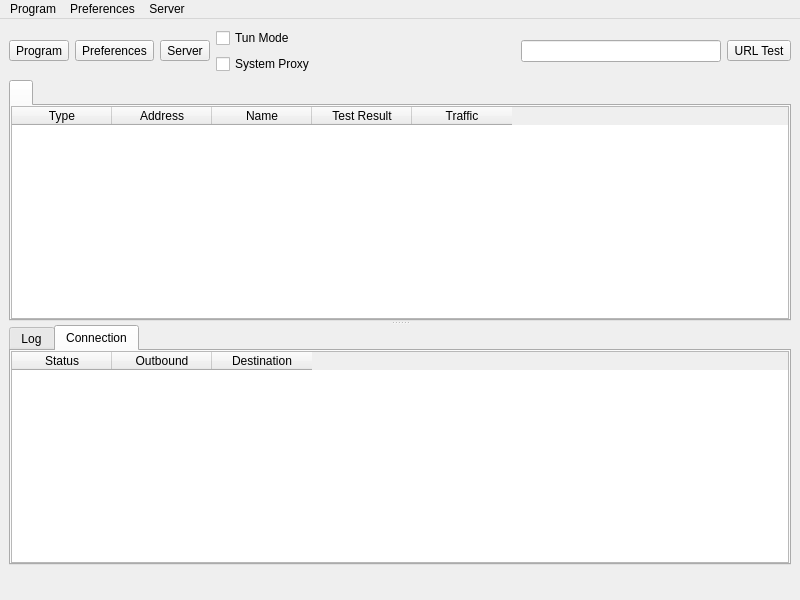
Qt form RekoboxForWindows/ui/mainwindow.ui (tmclsamxy/RekoBox) before a commit.
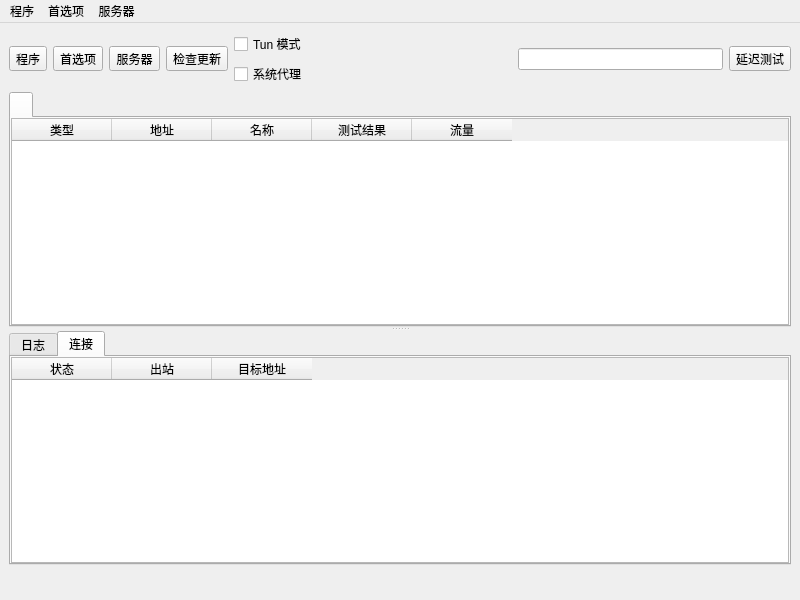
The same form after that commit. The open tabs and pages were chosen to show the change. Icons and pictures are not drawn. Custom widgets are drawn as their Qt base class.

Commit message:
feat(windows): 检查更新入口移到工具栏，界面中文化
- 顶部工具栏在「服务器」右侧新增「检查更新」按钮（b-system-software-update 图标）
- mainwindow.ui 60 组英文串改中文：程序/首选项/服务器/类型/地址/流量/日志等
- 更新模块所有提示框、进度框、错误文案改中文
- 默认分组名 Default -> 默认，启动时自动迁移旧配置（gid 不变）
- 版本 1.0.8

截图确认：按钮顺序「程序 首选项 服务器 检查更新」，分组标签「默认」，表头「类型 / 地址」

Patch:
```diff
--- a/RekoboxForWindows/ui/mainwindow.ui
+++ b/RekoboxForWindows/ui/mainwindow.ui
@@ -26,7 +26,7 @@
       <item>
        <widget class="QToolButton" name="toolButton_program">
         <property name="text">
-         <string>Program</string>
+         <string>程序</string>
         </property>
         <property name="icon">
          <iconset theme="b-system-run">
@@ -49,7 +49,7 @@
       <item>
        <widget class="QToolButton" name="toolButton_preferences">
         <property name="text">
-         <string>Preferences</string>
+         <string>首选项</string>
         </property>
         <property name="icon">
          <iconset theme="b-preferences">
@@ -72,7 +72,7 @@
       <item>
        <widget class="QToolButton" name="toolButton_server">
         <property name="text">
-         <string>Server</string>
+         <string>服务器</string>
         </property>
         <property name="icon">
          <iconset theme="b-network-server">
@@ -92,6 +92,26 @@
         </property>
        </widget>
       </item>
+      <item>
+       <widget class="QToolButton" name="toolButton_update">
+        <property name="text">
+         <string>检查更新</string>
+        </property>
+        <property name="icon">
+         <iconset theme="b-system-software-update">
+          <normaloff>.</normaloff>.</iconset>
+        </property>
+        <property name="iconSize">
+         <size>
+          <width>24</width>
+          <height>24</height>
+         </size>
+        </property>
+        <property name="toolButtonStyle">
+         <enum>Qt::ToolButtonTextUnderIcon</enum>
+        </property>
+       </widget>
+      </item>
       <item>
        <layout class="QVBoxLayout" name="verticalLayout_4">
         <item>
@@ -103,14 +123,14 @@
            </sizepolicy>
           </property>
           <property name="text">
-           <string>Tun Mode</string>
+           <string>Tun 模式</string>
           </property>
          </widget>
         </item>
         <item>
          <widget class="QCheckBox" name="checkBox_SystemProxy">
           <property name="text">
-           <string>System Proxy</string>
+           <string>系统代理</string>
           </property>
          </widget>
         </item>
@@ -139,7 +159,7 @@
       <item>
        <widget class="QToolButton" name="toolButton_url_test">
         <property name="text">
-         <string>URL Test</string>
+         <string>延迟测试</string>
         </property>
         <property name="popupMode">
          <enum>QToolButton::InstantPopup</enum>
@@ -217,27 +237,27 @@
            </attribute>
            <column>
             <property name="text">
-             <string>Type</string>
+             <string>类型</string>
             </property>
            </column>
            <column>
             <property name="text">
-             <string>Address</string>
+             <string>地址</string>
             </property>
            </column>
            <column>
             <property name="text">
-             <string>Name</string>
+             <string>名称</string>
             </property>
            </column>
            <column>
             <property name="text">
-             <string>Test Result</string>
+             <string>测试结果</string>
             </property>
            </column>
            <column>
             <property name="text">
-             <string>Traffic</string>
+             <string>流量</string>
             </property>
            </column>
           </widget>
@@ -254,7 +274,7 @@
           </property>
           <widget class="QWidget" name="tab">
            <attribute name="title">
-            <string>Log</string>
+            <string>日志</string>
            </attribute>
            <layout class="QVBoxLayout" name="verticalLayout">
             <property name="spacing">
@@ -286,7 +306,7 @@
           </widget>
           <widget class="QWidget" name="tab_2">
            <attribute name="title">
-            <string>Connection</string>
+            <string>连接</string>
            </attribute>
            <layout class="QVBoxLayout" name="verticalLayout_2">
             <property name="spacing">
@@ -326,17 +346,17 @@
               </attribute>
               <column>
                <property name="text">
-                <string>Status</string>
+                <string>状态</string>
                </property>
               </column>
               <column>
                <property name="text">
-                <string>Outbound</string>
+                <string>出站</string>
                </property>
               </column>
               <column>
                <property name="text">
-                <string>Destination</string>
+                <string>目标地址</string>
                </property>
               </column>
              </widget>
@@ -403,7 +423,7 @@
    </property>
    <widget class="QMenu" name="menu_program">
     <property name="title">
-     <string>Program</string>
+     <string>程序</string>
     </property>
     <widget class="QMenu" name="menu_spmode">
      <property name="title">
@@ -450,7 +470,7 @@
    </widget>
    <widget class="QMenu" name="menu_preferences">
     <property name="title">
-     <string>Preferences</string>
+     <string>首选项</string>
     </property>
     <addaction name="menu_manage_groups"/>
     <addaction name="menu_basic_settings"/>
@@ -461,7 +481,7 @@
    </widget>
    <widget class="QMenu" name="menu_server">
     <property name="title">
-     <string>Server</string>
+     <string>服务器</string>
     </property>
     <widget class="QMenu" name="menu_share_item">
      <property name="title">
```
Left out of the diff: 96 changed lines with no effect on the pictures. The commit also changes 5 other files.
